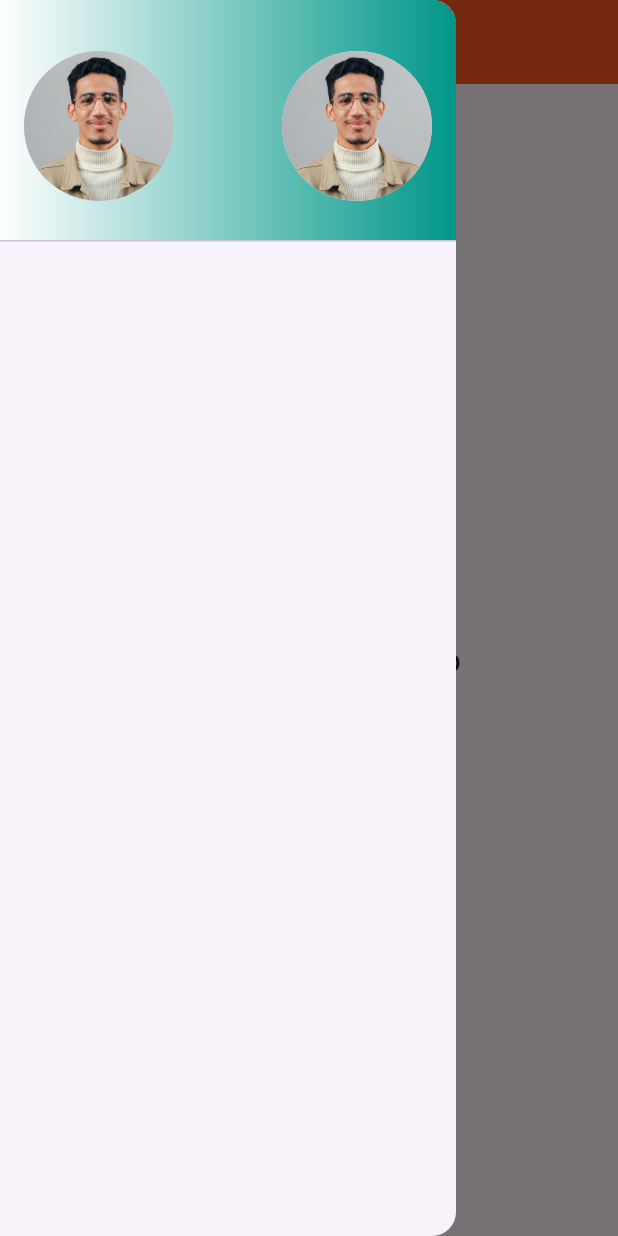
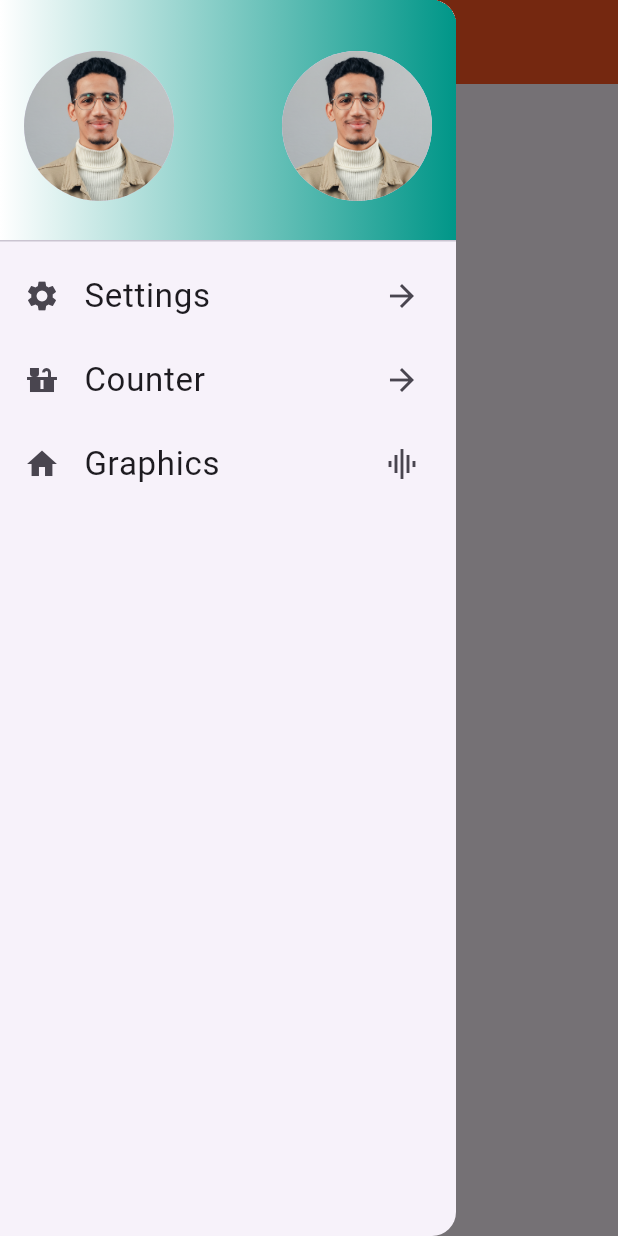
Before and after one commit to UnesseAh/dwm-mobile-tp1-flutter, a Flutter app: the screen it shows after launch, with the side drawer open, on a phone screen of 412 x 824 dp. Run offline on Flutter 3.47's test engine with Material 3 defaults, Android fonts, the phone set to English and light mode, and no system bars.

Commit message:
create menu listTiles

```diff
--- a/lib/main.dart
+++ b/lib/main.dart
@@ -1,5 +1,8 @@
 import 'package:flutter/material.dart';
+import 'package:flutter_app_dwm/pages/counter.page.dart';
+import 'package:flutter_app_dwm/pages/graphics.page.dart';
 import 'package:flutter_app_dwm/pages/home.page.dart';
+import 'package:flutter_app_dwm/pages/settings.page.dart';
 
 void main() {
   runApp(MyApp());
@@ -11,7 +14,12 @@ class MyApp extends StatelessWidget {
   @override
   Widget build(BuildContext context) {
     return MaterialApp(
-      home: HomePage(),
+      routes: {
+        "/settings": (context) => SettingsPage(),
+        "/counter": (context) => CounterPage(),
+        "/graphics": (context) => GraphicsPage(),
+        "/": (context) => HomePage(),
+      },
       theme: ThemeData(
         primaryColor: Colors.teal,
         appBarTheme: AppBarTheme(
@@ -19,8 +27,8 @@ class MyApp extends StatelessWidget {
           foregroundColor: Colors.white,
         ),
         textTheme: TextTheme(
-          bodyMedium: TextStyle(fontSize: 18),
-          bodyLarge: TextStyle(fontSize: 24),
+          bodyMedium: TextStyle(fontSize: 12),
+          bodyLarge: TextStyle(fontSize: 22),
         ),
       ),
     );
--- /dev/null
+++ b/lib/pages/counter.page.dart
@@ -0,0 +1,13 @@
+import 'package:flutter/material.dart';
+
+class CounterPage extends StatelessWidget {
+  const CounterPage({super.key});
+
+  @override
+  Widget build(BuildContext context) {
+    return Scaffold(
+      appBar: AppBar(title: Text("Counter")),
+      body: Center(child: Text("Counter")),
+    );
+  }
+}
--- /dev/null
+++ b/lib/pages/graphics.page.dart
@@ -0,0 +1,13 @@
+import 'package:flutter/material.dart';
+
+class GraphicsPage extends StatelessWidget {
+  const GraphicsPage({super.key});
+
+  @override
+  Widget build(BuildContext context) {
+    return Scaffold(
+      appBar: AppBar(title: Text("Graphics")),
+      body: Center(child: Text("Graphics")),
+    );
+  }
+}
--- /dev/null
+++ b/lib/pages/settings.page.dart
@@ -0,0 +1,13 @@
+import 'package:flutter/material.dart';
+
+class SettingsPage extends StatelessWidget {
+  const SettingsPage({super.key});
+
+  @override
+  Widget build(BuildContext context) {
+    return Scaffold(
+      appBar: AppBar(title: Text("Settings")),
+      body: Center(child: Text("Settings")),
+    );
+  }
+}
--- a/lib/widgets/drawer.widget.dart
+++ b/lib/widgets/drawer.widget.dart
@@ -1,5 +1,4 @@
 import 'package:flutter/material.dart';
-import 'package:flutter_app_dwm/widgets/drawer/header.widget.dart';
 import 'package:flutter_app_dwm/widgets/drawer/header.widget.dart';
 
 class MyDrawer extends StatelessWidget {
@@ -7,6 +6,39 @@ class MyDrawer extends StatelessWidget {
 
   @override
   Widget build(BuildContext context) {
-    return Drawer(child: ListView(children: [MyDrawerHeader()]));
+    return Drawer(
+      child: ListView(
+        children: [
+          MyDrawerHeader(),
+          ListTile(
+            leading: Icon(Icons.settings),
+            trailing: Icon(Icons.arrow_forward_sharp),
+            title: Text("Settings"),
+            onTap: () => {
+              Navigator.pop(context),
+              Navigator.pushNamed(context, "/settings"),
+            },
+          ),
+          ListTile(
+            leading: Icon(Icons.countertops),
+            trailing: Icon(Icons.arrow_forward_sharp),
+            title: Text("Counter"),
+            onTap: () => {
+              Navigator.pop(context),
+              Navigator.pushNamed(context, "/counter"),
+            },
+          ),
+          ListTile(
+            leading: Icon(Icons.home),
+            trailing: Icon(Icons.graphic_eq_sharp),
+            title: Text("Graphics"),
+            onTap: () => {
+              Navigator.pop(context),
+              Navigator.pushNamed(context, "/graphics"),
+            },
+          ),
+        ],
+      ),
+    );
   }
 }
```
